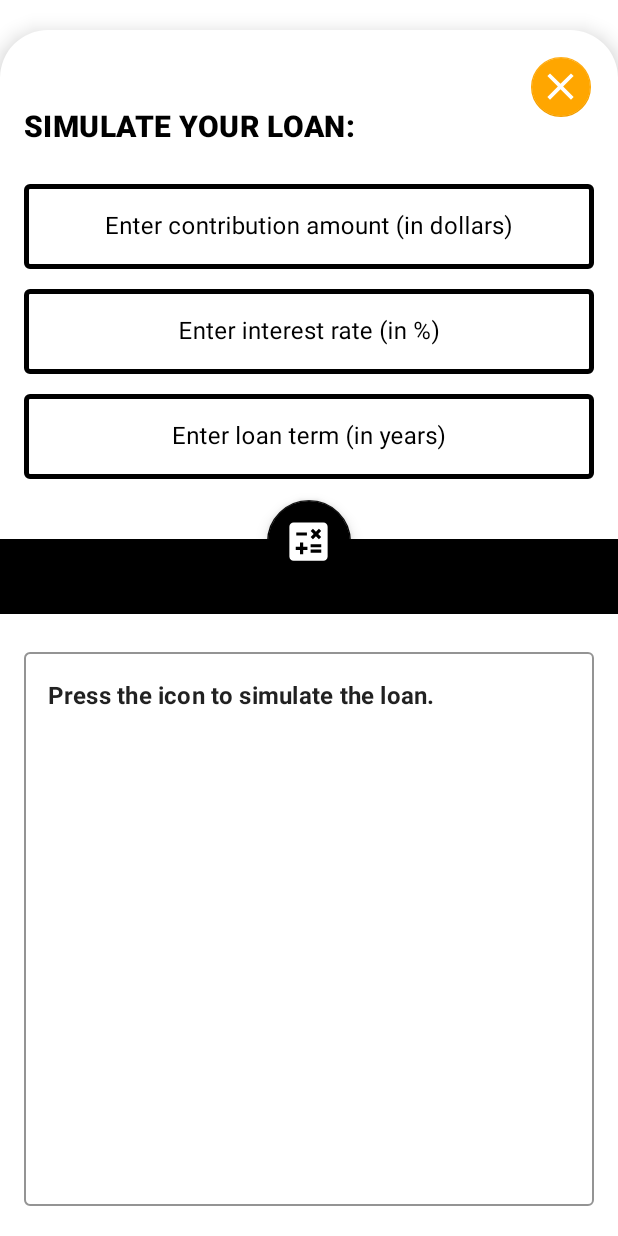
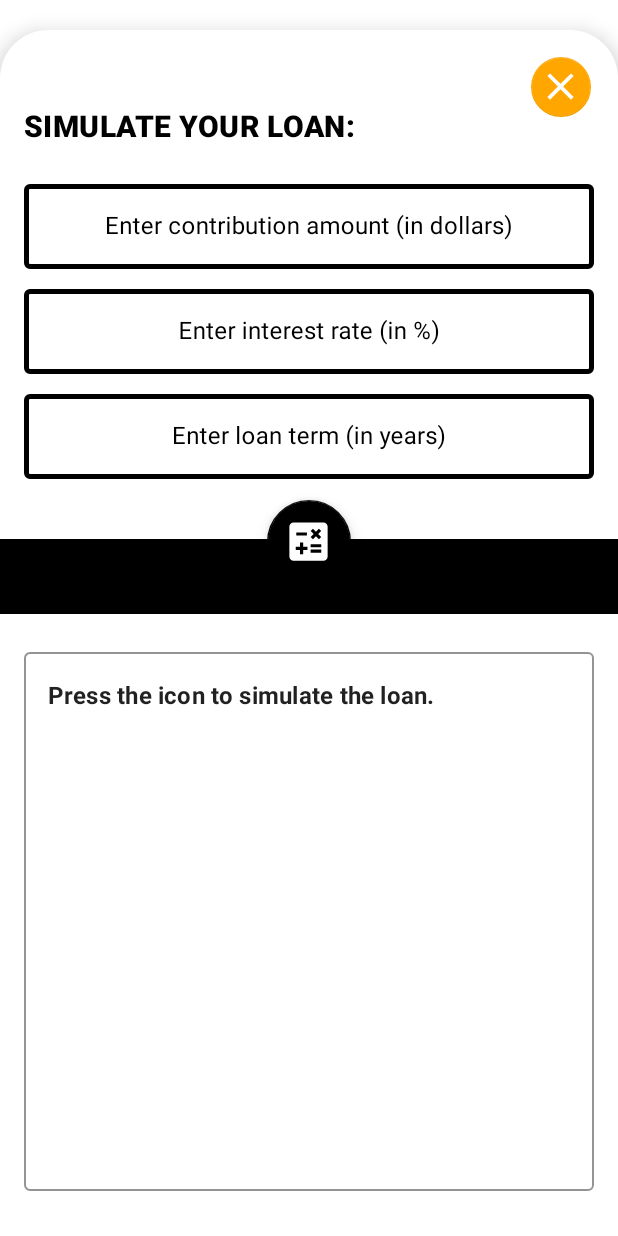
Before and after one commit to MattAzerty/RealEstateManager, an Android app: the fragment RealEstateLoanFrag placed in its activity, on a phone screen of 412 x 824 dp. Run offline under Robolectric (Android 15) with nearby library versions, the phone set to English and light mode, and no system bars; our stand-ins replace Dagger/Hilt's generated code; pictures from the network do not load; 5 statements that could not run were skipped.

Commit message:
LOAN in tablet mode

```diff
--- a/app/src/main/java/fr/melanoxy/realestatemanager/ui/mainActivity/fragments/realEstateDetailsFrag/RealEstateDetailsViewModel.kt
+++ b/app/src/main/java/fr/melanoxy/realestatemanager/ui/mainActivity/fragments/realEstateDetailsFrag/RealEstateDetailsViewModel.kt
@@ -37,6 +37,7 @@ class RealEstateDetailsViewModel @Inject constructor(
                     getRealEstateWithPicturesFromIdUseCase.invoke(selectedId).collect { entity ->
                         emit(
                             RealEstateDetailsViewState(
+                                id= selectedId,
                                 type = entity.realEstateEntity.propertyType,
                                 city = entity.realEstateEntity.address.city,
                                 price = "$${entity.realEstateEntity.price}",
@@ -146,6 +147,7 @@ class RealEstateDetailsViewModel @Inject constructor(
     }
 
     fun onLoanButtonClicked() {
+        realEstateRepository.setSelectedRealEstateId(detailsOfRealEstateStateItemLiveData.value?.id)
         singleLiveRealEstateDetailsEvent.value = RealEstateDetailsEvent.CloseFragment(R.layout.fragment_real_estate_loan)
     }
 
--- a/app/src/main/java/fr/melanoxy/realestatemanager/ui/mainActivity/fragments/realEstateDetailsFrag/RealEstateDetailsViewState.kt
+++ b/app/src/main/java/fr/melanoxy/realestatemanager/ui/mainActivity/fragments/realEstateDetailsFrag/RealEstateDetailsViewState.kt
@@ -4,6 +4,7 @@ import android.graphics.Bitmap
 import fr.melanoxy.realestatemanager.ui.mainActivity.fragments.realEstatePictureRv.RealEstatePictureViewStateItem
 
 data class RealEstateDetailsViewState (
+    val id:Long,
     val type:String,
     val city:String,
     val price:String,
--- a/app/src/main/java/fr/melanoxy/realestatemanager/ui/mainActivity/fragments/realEstateLoanFrag/RealEstateLoanEvent.kt
+++ b/app/src/main/java/fr/melanoxy/realestatemanager/ui/mainActivity/fragments/realEstateLoanFrag/RealEstateLoanEvent.kt
@@ -4,4 +4,5 @@ import fr.melanoxy.realestatemanager.ui.utils.NativeText
 
 sealed class RealEstateLoanEvent {
     data class DisplaySnackBarMessage(val message: NativeText) : RealEstateLoanEvent()
+    data class SwitchMainPane(val layoutId:Int): RealEstateLoanEvent()
 }
--- a/app/src/main/java/fr/melanoxy/realestatemanager/ui/mainActivity/fragments/realEstateLoanFrag/RealEstateLoanFrag.kt
+++ b/app/src/main/java/fr/melanoxy/realestatemanager/ui/mainActivity/fragments/realEstateLoanFrag/RealEstateLoanFrag.kt
@@ -48,10 +48,13 @@ class RealEstateLoanFrag : Fragment(R.layout.fragment_real_estate_loan) {
                 is RealEstateLoanEvent.DisplaySnackBarMessage -> eventListener.displaySnackBarMessage(
                     event.message.toCharSequence(requireContext())
                 )
+                is RealEstateLoanEvent.SwitchMainPane -> eventListener.switchMainPane(event.layoutId)
             }.exhaustive
         }
 
-        binding.fragmentLoanFabClose.setOnClickListener { eventListener.switchMainPane(R.layout.fragment_real_estate_details) }
+        binding.fragmentLoanFabClose.setOnClickListener {
+        viewModel.onCloseClicked()
+        }
 
         binding.fragmentLoanFabCalculate.setOnClickListener {
             viewModel.onSimulateButtonClicked(RealEstateLoanSimulationParamStateItem(
--- a/app/src/main/java/fr/melanoxy/realestatemanager/ui/mainActivity/fragments/realEstateMapFrag/RealEstateMapViewModel.kt
+++ b/app/src/main/java/fr/melanoxy/realestatemanager/ui/mainActivity/fragments/realEstateMapFrag/RealEstateMapViewModel.kt
@@ -47,14 +47,16 @@ class RealEstateMapViewModel @Inject constructor(
     }
 
     fun onInfoWindowClicked(realEstateId: Long) {
+        if(realEstateId!=0L){
         realEstateRepository.setSelectedRealEstateId(realEstateId)
         if(sharedRepository.isTabletStateFlow.value && sharedRepository.fragmentStateFlow.value == NavigationEvent.RealEstateMapFragment){
         sharedRepository.fragmentStateFlow.value = NavigationEvent.RealEstateDetailsFragment
         singleLiveRealEstateMapEvent.value = RealEstateMapEvent.OpenDetailsFragment
-        }else{
+        }else {
             sharedRepository.fragmentStateFlow.value = NavigationEvent.RealEstateDetailsFragment
             singleLiveRealEstateMapEvent.value = RealEstateMapEvent.OpenDetailsFragment
         }
+        }//TODO ->ELSE OPEN ADD A REAL ESTATE AND FULFILL THE ADDRESS
     }
 
     fun onPause() {
--- a/app/src/main/res/layout/fragment_real_estate_loan.xml
+++ b/app/src/main/res/layout/fragment_real_estate_loan.xml
@@ -140,14 +140,16 @@
                 style="@style/Widget.MaterialComponents.TextInputLayout.OutlinedBox"
                 android:layout_width="0dp"
                 android:layout_height="0dp"
+                android:minHeight="250dp"
+                app:layout_constraintHeight_min="250dp"
                 android:layout_marginStart="@dimen/fab_margin"
                 android:layout_marginTop="20dp"
                 android:layout_marginEnd="@dimen/fab_margin"
-                android:layout_marginBottom="20dp"
+                android:layout_marginBottom="30dp"
                 android:textColorHint="@color/black"
                 app:boxStrokeColor="@color/black"
+                app:layout_constraintEnd_toEndOf="parent"
                 app:layout_constraintBottom_toBottomOf="parent"
-                app:layout_constraintEnd_toEndOf="parent"
                 app:layout_constraintStart_toStartOf="parent"
                 app:layout_constraintTop_toBottomOf="@+id/fragment_loan_header_l1">
 
@@ -155,6 +157,7 @@
                     android:id="@+id/fragment_loan_result_box"
                     android:layout_width="match_parent"
                     android:layout_height="match_parent"
+                    android:minHeight="280dp"
                     android:focusable="false"
                     android:textStyle="bold"
                     android:gravity="start"
@@ -162,6 +165,7 @@
                     android:imeOptions="actionDone"
                     android:inputType="textMultiLine" />
             </com.google.android.material.textfield.TextInputLayout>
+
 
             <com.google.android.material.floatingactionbutton.FloatingActionButton
                 android:id="@+id/fragment_loan_fab_close"
```
Also changed, not shown: app/src/main/java/fr/melanoxy/realestatemanager/ui/mainActivity/fragments/realEstateDetailsFrag/RealEstateDetailsFrag.kt (+16 -1 lines), app/src/main/java/fr/melanoxy/realestatemanager/ui/mainActivity/fragments/realEstateLoanFrag/RealEstateLoanViewModel.kt (+8 -0 lines), app/src/main/java/fr/melanoxy/realestatemanager/ui/mainActivity/fragments/realEstateMapFrag/RealEstateMapFrag.kt (+9 -2 lines), app/src/main/res/layout/fragment_real_estate_details.xml (+22 -7 lines).
